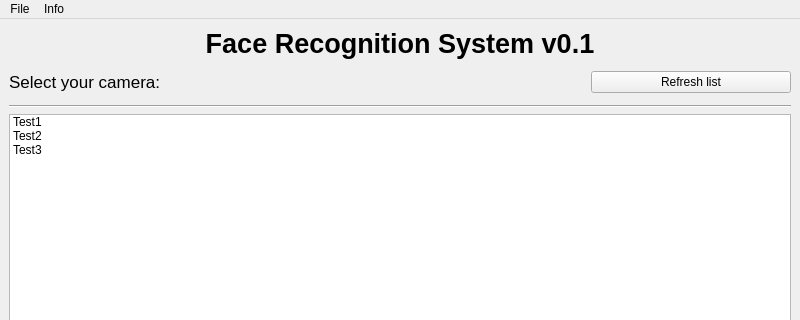
First picture: the form in src/designs/MainWindow.ui, repository RubyLegend/FaceAI, before the edit; both pictures show x 0 to 800 and y 0 to 320 of the 800 by 600 pixel window.
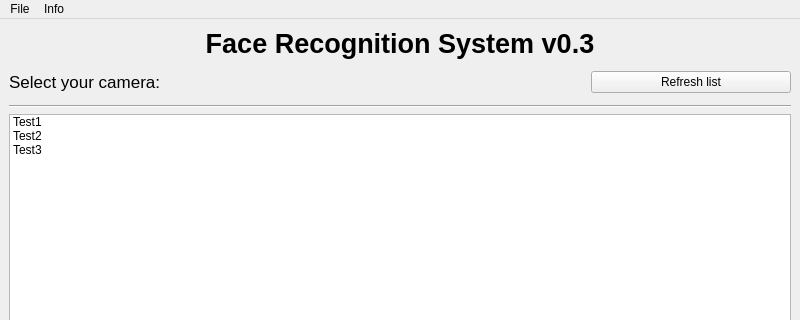
Second picture: the form after the edit.

```diff
--- a/src/designs/MainWindow.ui
+++ b/src/designs/MainWindow.ui
@@ -43,7 +43,7 @@
        </font>
       </property>
       <property name="text">
-       <string>Face Recognition System v0.1</string>
+       <string>Face Recognition System v0.3</string>
       </property>
       <property name="alignment">
        <set>Qt::AlignCenter</set>
```
Left out of the diff: 2 changed lines with no effect on the pictures.
